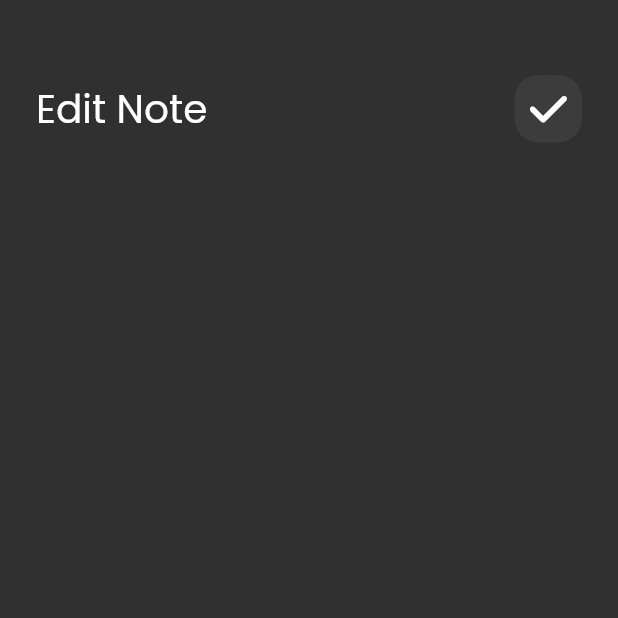
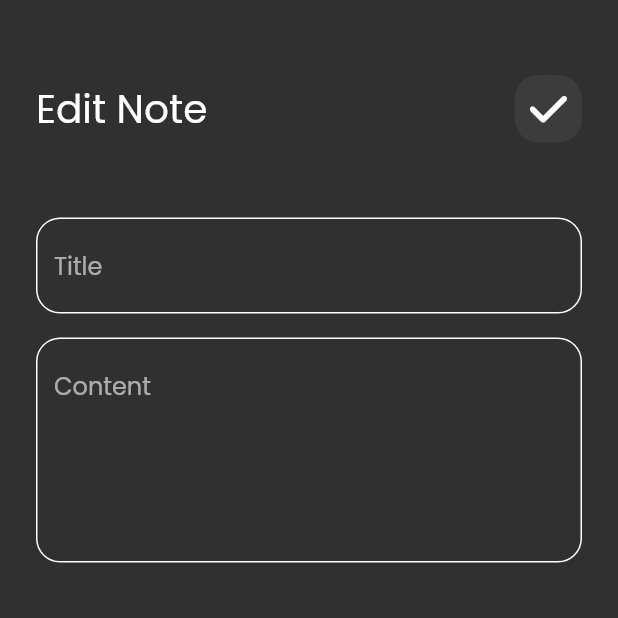
Before and after one commit to AliAshour2/Note, a Flutter app: the EditNoteView screen opened directly, on a phone screen of 412 x 824 dp, the top half of it. Run offline on Flutter 3.47's test engine with Material 2 defaults, Android fonts, the phone set to English and light mode, and no system bars; our stand-ins replace font_awesome_flutter.

Commit message:
edit not not view adding the text field

```diff
--- a/lib/views/widgets/edit_view_body.dart
+++ b/lib/views/widgets/edit_view_body.dart
@@ -1,6 +1,7 @@
 import 'package:flutter/material.dart';
 import 'package:font_awesome_flutter/font_awesome_flutter.dart';
 import 'package:note/views/widgets/custom_appbar.dart';
+import 'package:note/views/widgets/custom_text_filed.dart';
 
 class EditNoteViewBody extends StatelessWidget {
   const EditNoteViewBody({super.key});
@@ -17,7 +18,11 @@ class EditNoteViewBody extends StatelessWidget {
           CustomAppBar(
             icon: FontAwesomeIcons.check,
             title: "Edit Note",
-          )
+          ),
+          SizedBox(height: 50,),
+          CustomTextField(hint: "Title"),
+          SizedBox(height: 16,),
+          CustomTextField(hint: "Content" , maxLines: 5,)
         ],
       ),
     );
```
